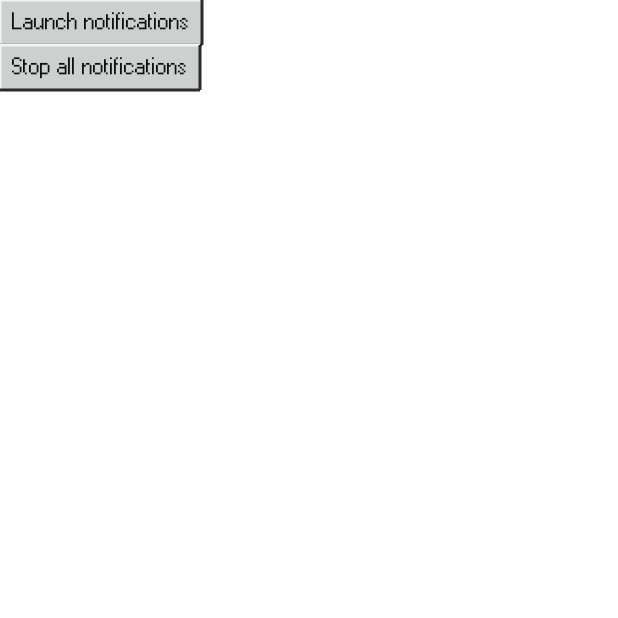
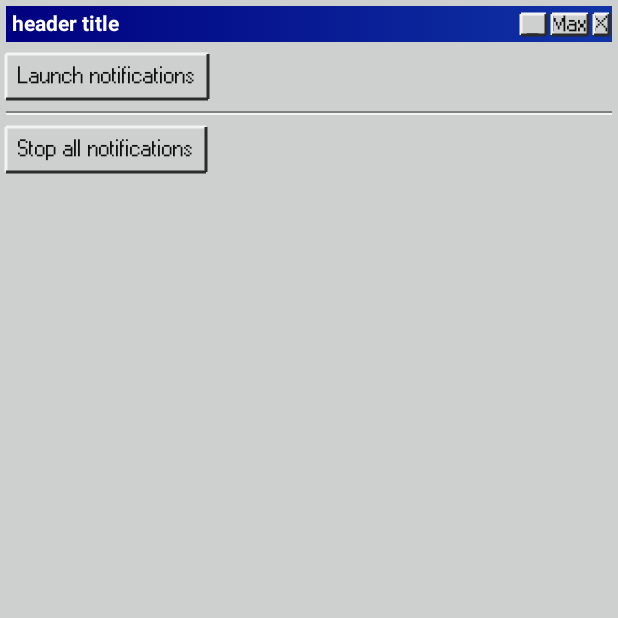
Before and after one commit to Link184/OneWord, an Android app built with Jetpack Compose: the screen it shows after launch (MainActivity), on a phone screen of 412 x 824 dp, the top half of it. Run offline under Robolectric (Android 15) with nearby library versions, the phone set to English and light mode, and no system bars; our stand-ins replace Dagger/Hilt's generated code; libraries missing offline, so code that uses them is left out: androidx.hilt.work.

Commit message:
Add more win95 components

```diff
--- a/app/src/main/java/com/link184/oneword/ui/SettingsScreen.kt
+++ b/app/src/main/java/com/link184/oneword/ui/SettingsScreen.kt
@@ -1,21 +1,37 @@
 package com.link184.oneword.ui
 
 import androidx.compose.foundation.layout.Column
+import androidx.compose.foundation.layout.fillMaxHeight
 import androidx.compose.foundation.layout.padding
 import androidx.compose.material3.Text
 import androidx.compose.runtime.Composable
+import androidx.compose.runtime.mutableFloatStateOf
+import androidx.compose.runtime.remember
 import androidx.compose.ui.Modifier
 import androidx.compose.ui.platform.LocalContext
 import androidx.compose.ui.tooling.preview.Preview
 import androidx.compose.ui.unit.dp
 import com.link184.oneword.notification.WordNotificationWorker
+import com.link184.oneword.ui.component.Button95
+import com.link184.oneword.ui.component.Divider95
+import com.link184.oneword.ui.component.Window95
 
 @Composable
 fun SettingsScreen(modifier: Modifier = Modifier) {
     val context = LocalContext.current
+    Window95(
+        modifier = modifier
+            .fillMaxHeight(),
+        headerTitle = "header title",
+        offsetX = remember { mutableFloatStateOf(3f) },
+        offsetY = remember { mutableFloatStateOf(3f) },
+        action = {
+
+        }
+    ) {
         Column {
             Button95(
-            modifier = modifier,
+                modifier = Modifier.padding(bottom = 8.dp),
                 onClick = { WordNotificationWorker.enqueue(context) }
             ) {
                 Text(
@@ -23,9 +39,9 @@ fun SettingsScreen(modifier: Modifier = Modifier) {
                     text = "Launch notifications"
                 )
             }
-
+            Divider95()
             Button95(
-            modifier = modifier,
+                modifier = Modifier.padding(top = 8.dp),
                 onClick = { WordNotificationWorker.stop(context) }
             ) {
                 Text(
@@ -35,6 +51,7 @@ fun SettingsScreen(modifier: Modifier = Modifier) {
             }
         }
     }
+}
 
 @Preview
 @Composable
--- a/app/src/main/java/com/link184/oneword/ui/Button95.kt
+++ b/app/src/main/java/com/link184/oneword/ui/component/Button95.kt
@@ -1,4 +1,4 @@
-package com.link184.oneword.ui
+package com.link184.oneword.ui.component
 
 import androidx.compose.foundation.IndicationNodeFactory
 import androidx.compose.foundation.background
--- /dev/null
+++ b/app/src/main/java/com/link184/oneword/ui/component/Divider95.kt
@@ -0,0 +1,29 @@
+package com.link184.oneword.ui.component
+
+import androidx.compose.foundation.background
+import androidx.compose.foundation.layout.Box
+import androidx.compose.foundation.layout.Column
+import androidx.compose.foundation.layout.fillMaxWidth
+import androidx.compose.foundation.layout.height
+import androidx.compose.runtime.Composable
+import androidx.compose.ui.Modifier
+import androidx.compose.ui.unit.dp
+import com.link184.oneword.ui.theme.Color95
+
+@Composable
+fun Divider95(
+    modifier: Modifier = Modifier.fillMaxWidth(),
+) {
+    Column(modifier = modifier) {
+        Box(modifier = Modifier
+            .fillMaxWidth()
+            .height(1.dp)
+            .background(Color95.gray1)
+        )
+        Box(modifier = Modifier
+            .fillMaxWidth()
+            .height(1.dp)
+            .background(Color95.white2)
+        )
+    }
+}
--- /dev/null
+++ b/app/src/main/java/com/link184/oneword/ui/component/Windows95.kt
@@ -0,0 +1,153 @@
+package com.link184.oneword.ui.component
+
+import androidx.compose.foundation.background
+import androidx.compose.foundation.gestures.detectDragGestures
+import androidx.compose.foundation.layout.Box
+import androidx.compose.foundation.layout.BoxWithConstraints
+import androidx.compose.foundation.layout.Column
+import androidx.compose.foundation.layout.IntrinsicSize
+import androidx.compose.foundation.layout.Row
+import androidx.compose.foundation.layout.RowScope
+import androidx.compose.foundation.layout.height
+import androidx.compose.foundation.layout.padding
+import androidx.compose.material3.Text
+import androidx.compose.runtime.Composable
+import androidx.compose.runtime.MutableState
+import androidx.compose.runtime.mutableFloatStateOf
+import androidx.compose.runtime.remember
+import androidx.compose.ui.Alignment
+import androidx.compose.ui.Modifier
+import androidx.compose.ui.geometry.Offset
+import androidx.compose.ui.graphics.Brush
+import androidx.compose.ui.graphics.Color
+import androidx.compose.ui.graphics.TileMode
+import androidx.compose.ui.input.pointer.consumeAllChanges
+import androidx.compose.ui.input.pointer.pointerInput
+import androidx.compose.ui.text.TextStyle
+import androidx.compose.ui.text.font.FontWeight
+import androidx.compose.ui.tooling.preview.Preview
+import androidx.compose.ui.unit.dp
+import com.link184.oneword.ui.theme.Color95
+
+@Composable
+fun Window95(
+    modifier: Modifier = Modifier,
+    offsetX: MutableState<Float>,
+    offsetY: MutableState<Float>,
+    headerContent: @Composable RowScope.() -> Unit,
+    content: @Composable () -> Unit
+) {
+    // TODO the border have 2 sets of colors (top + left & bottom + right)
+    Column(
+        modifier = modifier
+            .background(Color95.backgroundGrey)
+//            .border95(Elevation.Above)
+    ) {
+        val borderCompensationPadding = 4.dp
+        WindowsHeader(
+            modifier = Modifier.padding(4.dp)
+                .pointerInput(Unit) {
+                    detectDragGestures { change, dragAmount ->
+                        change.consumeAllChanges()
+                        offsetX.value += dragAmount.x
+                        offsetY.value += dragAmount.y
+                    }
+                },
+        ) {
+            headerContent()
+        }
+        Box(modifier = Modifier.padding(borderCompensationPadding)) {
+            content()
+        }
+    }
+}
+
+@Composable
+fun WindowsHeader(
+    modifier: Modifier = Modifier,
+    content: @Composable RowScope.() -> Unit
+) {
+    BoxWithConstraints(modifier = modifier) {
+        Row(
+            modifier = Modifier.background(
+                Brush.linearGradient(
+                    colorStops = arrayOf(
+                        0f to Color(0, 0, 128),
+                        1f to Color(16, 52, 166),
+                    ),
+                    start = Offset(0f, 0f),
+                    end = Offset(constraints.maxWidth.toFloat(), 0f),
+                    tileMode = TileMode.Repeated
+                )
+            )
+        ) {
+            this.content()
+        }
+    }
+}
+
+/**
+ * Short version of Window95 where there is only title, and nothing else
+ */
+@Composable
+fun Window95(
+    modifier: Modifier = Modifier,
+    headerTitle: String,
+    offsetX: MutableState<Float>,
+    offsetY: MutableState<Float>,
+    action: (Window95Action) -> Unit,
+    content: @Composable() () -> Unit
+) {
+    Window95(
+        modifier = modifier,
+        offsetX = offsetX,
+        offsetY = offsetY,
+        headerContent = {
+            Text(
+                modifier = Modifier
+                    .weight(1f) // TODO How to add spacing between this text and the buttons only if children has extra space?
+                    .padding(4.dp),
+                text = headerTitle,
+                color = Color.White,
+                style = TextStyle.Default.copy(fontWeight = FontWeight.W700)
+            )
+
+            val buttonModifier = Modifier
+                .height(IntrinsicSize.Min)
+                .padding(2.dp)
+                .align(Alignment.CenterVertically)
+
+            MinimizeButton95(
+                modifier = buttonModifier
+            ) { action(Window95Action.MinimizeClicked) }
+            MaximizeButton95(
+                modifier = buttonModifier
+            ) { action(Window95Action.MaximizeClicked) }
+            CloseButton95(
+                modifier = buttonModifier
+            ) { action(Window95Action.CloseClicked) }
+        },
+        content = content
+    )
+}
+
+enum class Window95Action {
+    MinimizeClicked,
+    MaximizeClicked,
+    CloseClicked,
+}
+
+@Preview
+@Composable
+fun Window95Preview() {
+    Window95(
+        headerTitle = "header title",
+        offsetX = remember { mutableFloatStateOf(3f) },
+        offsetY = remember { mutableFloatStateOf(3f) },
+        action = {
+
+        }
+    ) {
+
+    }
+}
```
Lines whose indentation alone changed are shown as unchanged.
